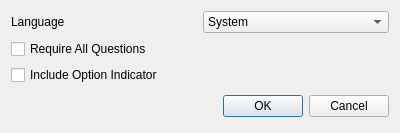
Old version of the form include/settings.ui in the repository M0ST4FA/DocReaderQuizzes.
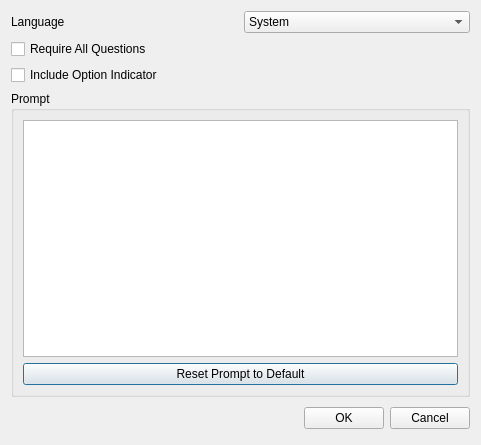
New version of the form.

Commit message:
feat: allow changing the prompt
You can now change the prompt from the settings.

Also, I've done some refactoring and removed some dead code.

```diff
--- a/include/settings.ui
+++ b/include/settings.ui
@@ -6,8 +6,8 @@
    <rect>
     <x>0</x>
     <y>0</y>
-    <width>400</width>
-    <height>130</height>
+    <width>481</width>
+    <height>445</height>
    </rect>
   </property>
   <property name="windowTitle">
@@ -18,6 +18,12 @@
     <layout class="QHBoxLayout" name="horizontalLayout">
      <item>
       <widget class="QLabel" name="languageLabel">
+       <property name="sizePolicy">
+        <sizepolicy hsizetype="Minimum" vsizetype="Minimum">
+         <horstretch>0</horstretch>
+         <verstretch>0</verstretch>
+        </sizepolicy>
+       </property>
        <property name="toolTip">
         <string>Change the language of the application.</string>
        </property>
@@ -81,6 +87,25 @@
      </property>
     </widget>
    </item>
+   <item>
+    <widget class="QGroupBox" name="promptGroupBox">
+     <property name="title">
+      <string>Prompt</string>
+     </property>
+     <layout class="QVBoxLayout" name="verticalLayout_2">
+      <item>
+       <widget class="QTextEdit" name="promptTextEdit"/>
+      </item>
+      <item>
+       <widget class="QPushButton" name="resetPromptBtn">
+        <property name="text">
+         <string>Reset Prompt to Default</string>
+        </property>
+       </widget>
+      </item>
+     </layout>
+    </widget>
+   </item>
    <item>
     <layout class="QHBoxLayout">
      <property name="spacing">
```
The commit also changes 6 other files.
